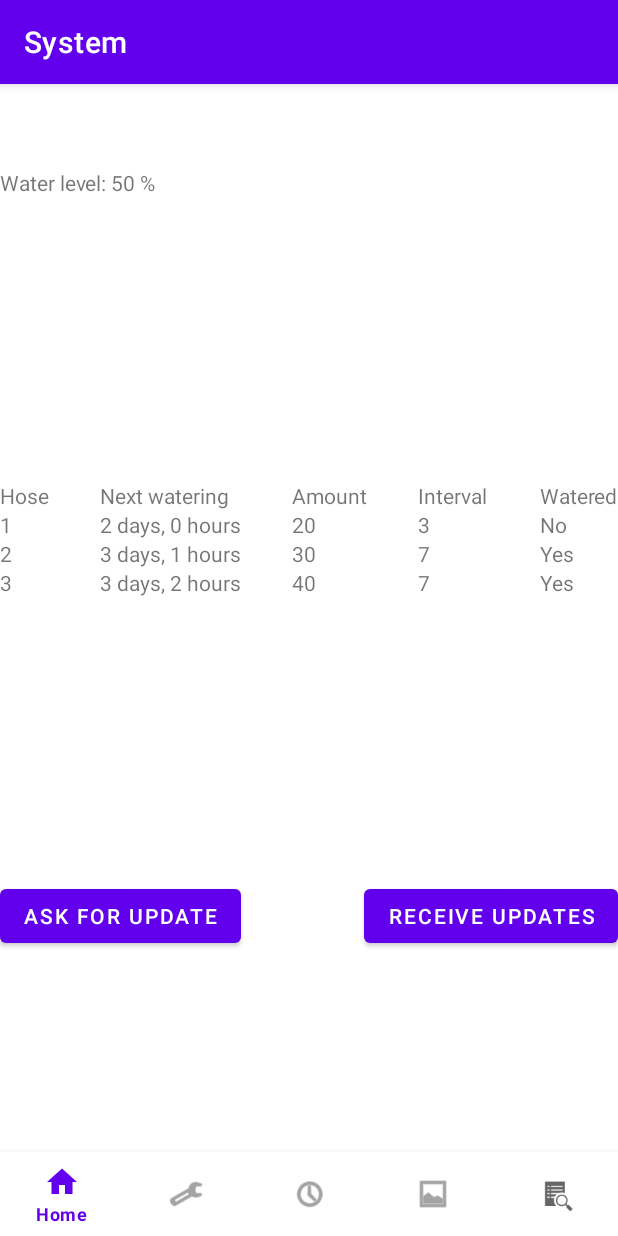
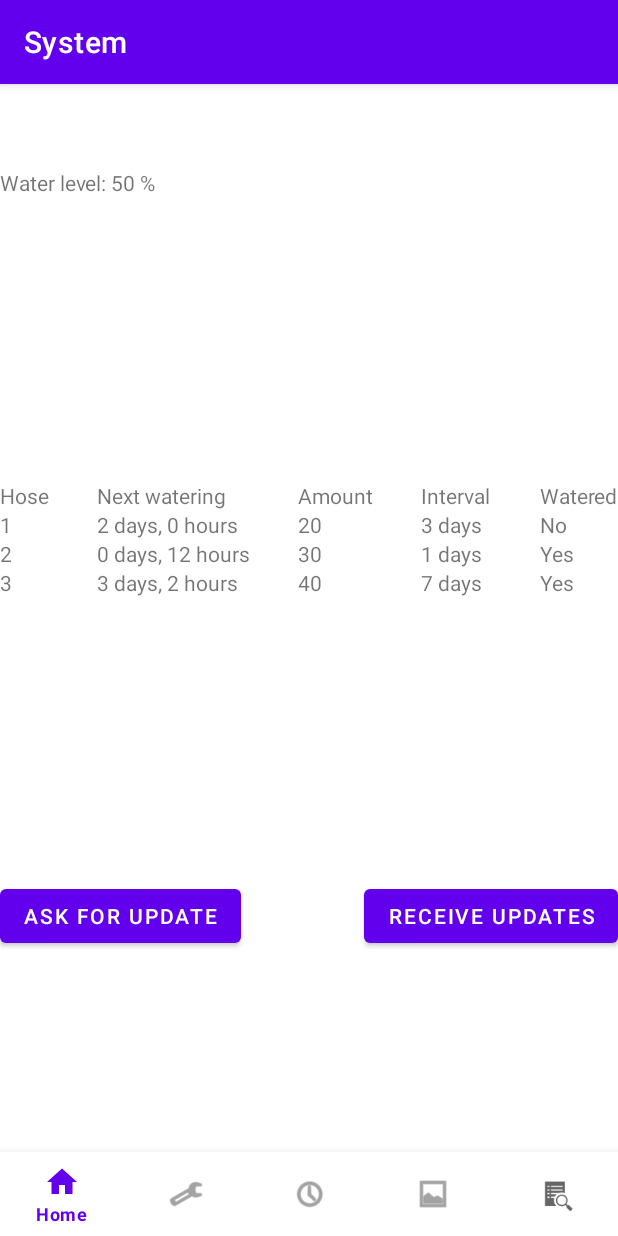
Before and after one commit to heriique/WaterPlants4, an Android app: the SystemFragment screen opened through its navigation route, after a tap on "RECEIVE UPDATES", on a phone screen of 412 x 824 dp. Run offline under Robolectric (Android 15) with nearby library versions, the phone set to English and light mode, and no system bars; our stand-ins replace navigation-ui.

Commit message:
System page working with dummy data

```diff
--- a/app/src/main/java/com/example/waterplants/model/Model.kt
+++ b/app/src/main/java/com/example/waterplants/model/Model.kt
@@ -1,15 +1,11 @@
 package com.example.waterplants.model
 
-import android.util.Log
-import android.widget.Toast
 import androidx.appcompat.app.AppCompatActivity
 import androidx.lifecycle.MutableLiveData
-import java.time.Instant
 
 class Model private constructor(owner: AppCompatActivity) {
     var bluetooth: MyBluetooth
 
-    var instant: Instant = Instant.now()
     private val defaultPlant1= Plant(4,1, 4,12 ,false, "Daffodil", null)
     private val defaultPlant2= Plant(5,2, 4,12 ,true, "Lily", null)
     private val defaultPlant3= Plant(6,3, 4,12 ,false, "Rose", null)
--- a/app/src/main/java/com/example/waterplants/ui/system/SystemFragment.kt
+++ b/app/src/main/java/com/example/waterplants/ui/system/SystemFragment.kt
@@ -115,9 +115,21 @@ class SystemFragment : Fragment() {
             binding.textSystemAmount2.text = "${it[1].amount ?: getString(R.string.system_empty)}"
             binding.textSystemAmount3.text = "${it[2].amount ?: getString(R.string.system_empty)}"
 
-            binding.textSystemInterval1.text = "${it[0].intervalDays ?: getString(R.string.system_empty)}"
-            binding.textSystemInterval2.text = "${it[1].intervalDays ?: getString(R.string.system_empty)}"
-            binding.textSystemInterval3.text = "${it[2].intervalDays ?: getString(R.string.system_empty)}"
+            if (it[0].intervalDays == null) {
+                binding.textSystemInterval1.text = getString(R.string.system_empty)
+            } else {
+                binding.textSystemInterval1.text = "${it[0].intervalDays} ${getString(R.string.system_days)}"
+            }
+            if (it[1].intervalDays == null) {
+                binding.textSystemInterval2.text = getString(R.string.system_empty)
+            } else {
+                binding.textSystemInterval2.text = "${it[1].intervalDays} ${getString(R.string.system_days)}"
+            }
+            if (it[2].intervalDays == null) {
+                binding.textSystemInterval3.text = getString(R.string.system_empty)
+            } else {
+                binding.textSystemInterval3.text = "${it[2].intervalDays} ${getString(R.string.system_days)}"
+            }
 
             if (it[0].watered == null) {
                 binding.textSystemWatered1.text = getString(R.string.system_empty)
@@ -154,7 +166,7 @@ class SystemFragment : Fragment() {
 
         val buttonReceive: Button = binding.buttonSystemReceive
         // pin, intervalDays, amount, nextHr, watered
-        buttonReceive.setOnClickListener { systemViewModel.processMessage("a4,3,20,11,0,5,7,30,12,1,6,7,40,13,1,50") }
+        buttonReceive.setOnClickListener { systemViewModel.processMessage("a4,3,20,11,0,5,1,30,23,1,6,7,40,13,1,50") }
         return root
     }
 
```
